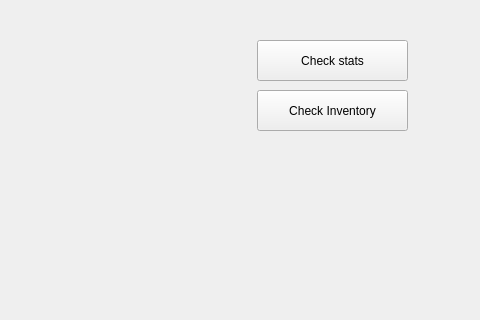
The window that SemiConsole/mainwindow.ui (GachiRex/Zork_S4IR) describes before a commit, drawn with Qt 5; both pictures show x 823 to 1303 and y 160 to 480 of the 1303 by 688 pixel window.
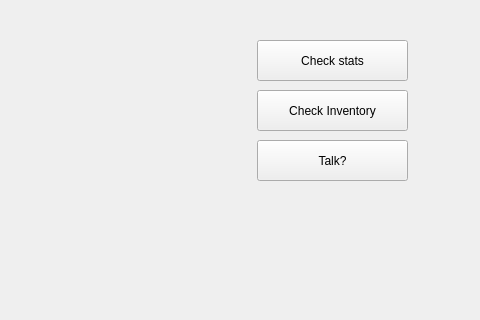
The same window after the commit.

Commit message:
NPC Dialogs added
Must add check condition (if there's NPC in room)

```diff
--- a/SemiConsole/mainwindow.ui
+++ b/SemiConsole/mainwindow.ui
@@ -225,6 +225,19 @@
      <string>Check Inventory</string>
     </property>
    </widget>
+   <widget class="QPushButton" name="pushButton_12">
+    <property name="geometry">
+     <rect>
+      <x>1080</x>
+      <y>300</y>
+      <width>151</width>
+      <height>41</height>
+     </rect>
+    </property>
+    <property name="text">
+     <string>Talk?</string>
+    </property>
+   </widget>
   </widget>
   <widget class="QMenuBar" name="menubar">
    <property name="geometry">
```
The commit also changes 4 other files.
